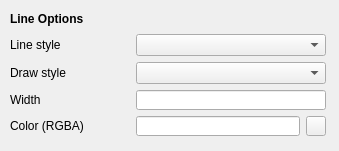
This is qt/python/mantidqt/widgets/plotconfigdialog/curvestabwidget/curves_tab_line_tab.ui in mantidproject/mantid as Qt 5 draws it before an edit. The edited form follows.
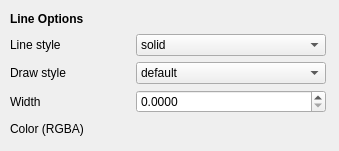
This is the edited form.

Commit message: Add top level options for curves tab

```diff
--- a/qt/python/mantidqt/widgets/plotconfigdialog/curvestabwidget/curves_tab_line_tab.ui
+++ b/qt/python/mantidqt/widgets/plotconfigdialog/curvestabwidget/curves_tab_line_tab.ui
@@ -59,7 +59,33 @@
      </spacer>
     </item>
     <item row="1" column="2">
-     <widget class="QComboBox" name="line_style_combo_box"/>
+     <widget class="QComboBox" name="line_style_combo_box">
+      <item>
+       <property name="text">
+        <string>solid</string>
+       </property>
+      </item>
+      <item>
+       <property name="text">
+        <string>dashed</string>
+       </property>
+      </item>
+      <item>
+       <property name="text">
+        <string>dashdot</string>
+       </property>
+      </item>
+      <item>
+       <property name="text">
+        <string>dotted</string>
+       </property>
+      </item>
+      <item>
+       <property name="text">
+        <string>None</string>
+       </property>
+      </item>
+     </widget>
     </item>
     <item row="2" column="0">
      <widget class="QLabel" name="draw_style_label">
@@ -81,119 +107,6 @@
       </property>
      </spacer>
     </item>
-    <item row="2" column="2">
-     <widget class="QComboBox" name="line_draw_style_combo_box"/>
-    </item>
-    <item row="3" column="0">
-     <widget class="QLabel" name="width_label">
-      <property name="text">
-       <string>Width</string>
-      </property>
-     </widget>
-    </item>
-    <item row="3" column="1">
-     <spacer name="horizontalSpacer_13">
-      <property name="orientation">
-       <enum>Qt::Horizontal</enum>
-      </property>
-      <property name="sizeHint" stdset="0">
-       <size>
-        <width>40</width>
-        <height>20</height>
-       </size>
-      </property>
-     </spacer>
-    </item>
-    <item row="3" column="2">
-     <widget class="QLineEdit" name="line_width_comb_box">
-      <property name="sizePolicy">
-       <sizepolicy hsizetype="Preferred" vsizetype="Fixed">
-        <horstretch>0</horstretch>
-        <verstretch>0</verstretch>
-       </sizepolicy>
-      </property>
-      <property name="minimumSize">
-       <size>
-        <width>190</width>
-        <height>20</height>
-       </size>
-      </property>
-      <property name="maximumSize">
-       <size>
-        <width>211</width>
-        <height>20</height>
-       </size>
-      </property>
-     </widget>
-    </item>
-    <item row="4" column="0">
-     <widget class="QLabel" name="color_label">
-      <property name="text">
-       <string>Color (RGBA)</string>
-      </property>
-     </widget>
-    </item>
-    <item row="4" column="1">
-     <spacer name="horizontalSpacer_11">
-      <property name="orientation">
-       <enum>Qt::Horizontal</enum>
-      </property>
-      <property name="sizeHint" stdset="0">
-       <size>
-        <width>40</width>
-        <height>20</height>
-       </size>
-      </property>
-     </spacer>
-    </item>
-    <item row="4" column="2">
-     <layout class="QHBoxLayout" name="horizontalLayout_2">
-      <item>
-       <widget class="QLineEdit" name="line_color_line_edit">
-        <property name="sizePolicy">
-         <sizepolicy hsizetype="Expanding" vsizetype="Fixed">
-          <horstretch>0</horstretch>
-          <verstretch>0</verstretch>
-         </sizepolicy>
-        </property>
-        <property name="minimumSize">
-         <size>
-          <width>10</width>
-          <height>20</height>
-         </size>
-        </property>
-       </widget>
-      </item>
-      <item>
-       <widget class="QPushButton" name="line_color_button">
-        <property name="sizePolicy">
-         <sizepolicy hsizetype="Maximum" vsizetype="Fixed">
-          <horstretch>0</horstretch>
-          <verstretch>0</verstretch>
-         </sizepolicy>
-        </property>
-        <property name="minimumSize">
-         <size>
-          <width>20</width>
-          <height>20</height>
-         </size>
-        </property>
-        <property name="maximumSize">
-         <size>
-          <width>20</width>
-          <height>20</height>
-         </size>
-        </property>
-        <property name="text">
-         <string/>
-        </property>
-        <property name="autoDefault">
-         <bool>false</bool>
-        </property>
-       </widget>
-      </item>
-     </layout>
-    </item>
     <item row="0" column="0" colspan="2">
      <widget class="QLabel" name="line_options_label">
       <property name="minimumSize">
@@ -213,6 +126,110 @@
       </property>
      </widget>
     </item>
+    <item row="3" column="2">
+     <widget class="QDoubleSpinBox" name="line_width_spin_box">
+      <property name="decimals">
+       <number>4</number>
+      </property>
+     </widget>
+    </item>
+    <item row="4" column="1">
+     <spacer name="horizontalSpacer_11">
+      <property name="orientation">
+       <enum>Qt::Horizontal</enum>
+      </property>
+      <property name="sizeHint" stdset="0">
+       <size>
+        <width>40</width>
+        <height>20</height>
+       </size>
+      </property>
+     </spacer>
+    </item>
+    <item row="4" column="0">
+     <widget class="QLabel" name="color_label">
+      <property name="text">
+       <string>Color (RGBA)</string>
+      </property>
+     </widget>
+    </item>
+    <item row="2" column="2">
+     <widget class="QComboBox" name="draw_style_combo_box">
+      <property name="sizePolicy">
+       <sizepolicy hsizetype="Minimum" vsizetype="Fixed">
+        <horstretch>0</horstretch>
+        <verstretch>0</verstretch>
+       </sizepolicy>
+      </property>
+      <property name="minimumSize">
+       <size>
+        <width>190</width>
+        <height>20</height>
+       </size>
+      </property>
+      <item>
+       <property name="text">
+        <string>default</string>
+       </property>
+      </item>
+      <item>
+       <property name="text">
+        <string>steps</string>
+       </property>
+      </item>
+      <item>
+       <property name="text">
+        <string>steps-pre</string>
+       </property>
+      </item>
+      <item>
+       <property name="text">
+        <string>steps-mid</string>
+       </property>
+      </item>
+      <item>
+       <property name="text">
+        <string>steps-post</string>
+       </property>
+      </item>
+     </widget>
+    </item>
+    <item row="3" column="1">
+     <spacer name="horizontalSpacer_13">
+      <property name="orientation">
+       <enum>Qt::Horizontal</enum>
+      </property>
+      <property name="sizeHint" stdset="0">
+       <size>
+        <width>40</width>
+        <height>20</height>
+       </size>
+      </property>
+     </spacer>
+    </item>
+    <item row="3" column="0">
+     <widget class="QLabel" name="width_label">
+      <property name="text">
+       <string>Width</string>
+      </property>
+     </widget>
+    </item>
+    <item row="4" column="2">
+     <widget class="QWidget" name="color_selector_dummy_widget" native="true">
+      <property name="sizePolicy">
+       <sizepolicy hsizetype="Minimum" vsizetype="Minimum">
+        <horstretch>0</horstretch>
+        <verstretch>0</verstretch>
+       </sizepolicy>
+      </property>
+      <property name="minimumSize">
+       <size>
+        <width>190</width>
+        <height>20</height>
+       </size>
+      </property>
+     </widget>
+    </item>
    </layout>
   </widget>
  </widget>
```
Left out of the diff: 2 changed lines with no effect on the pictures. The commit also changes 9 other files.
